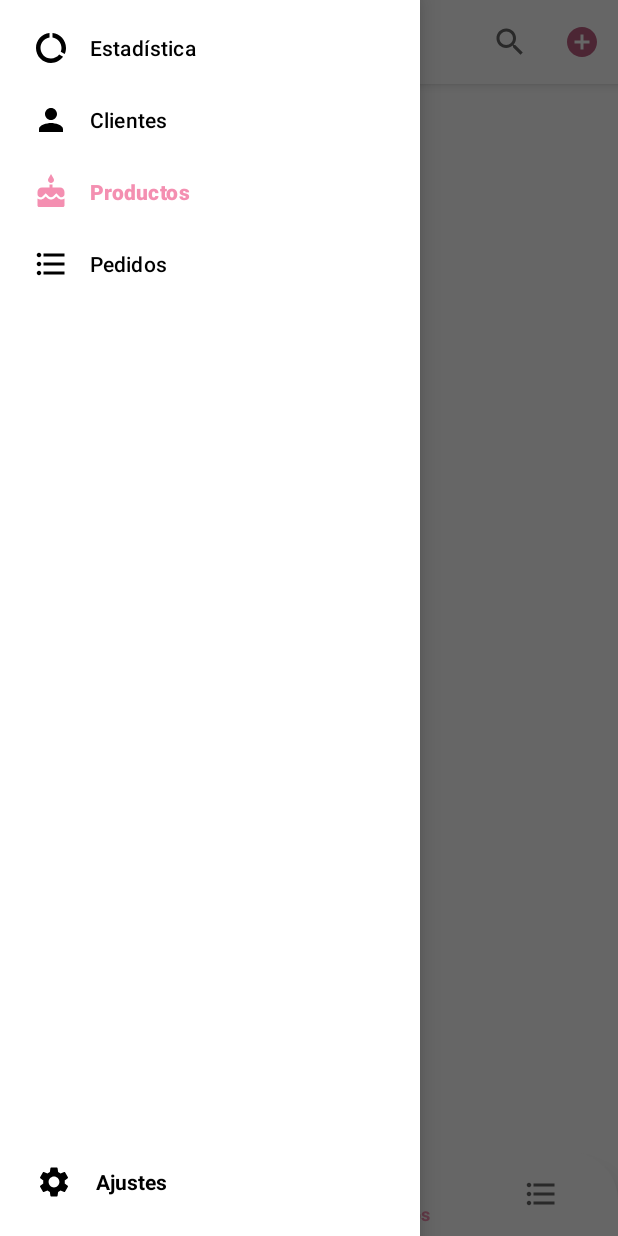
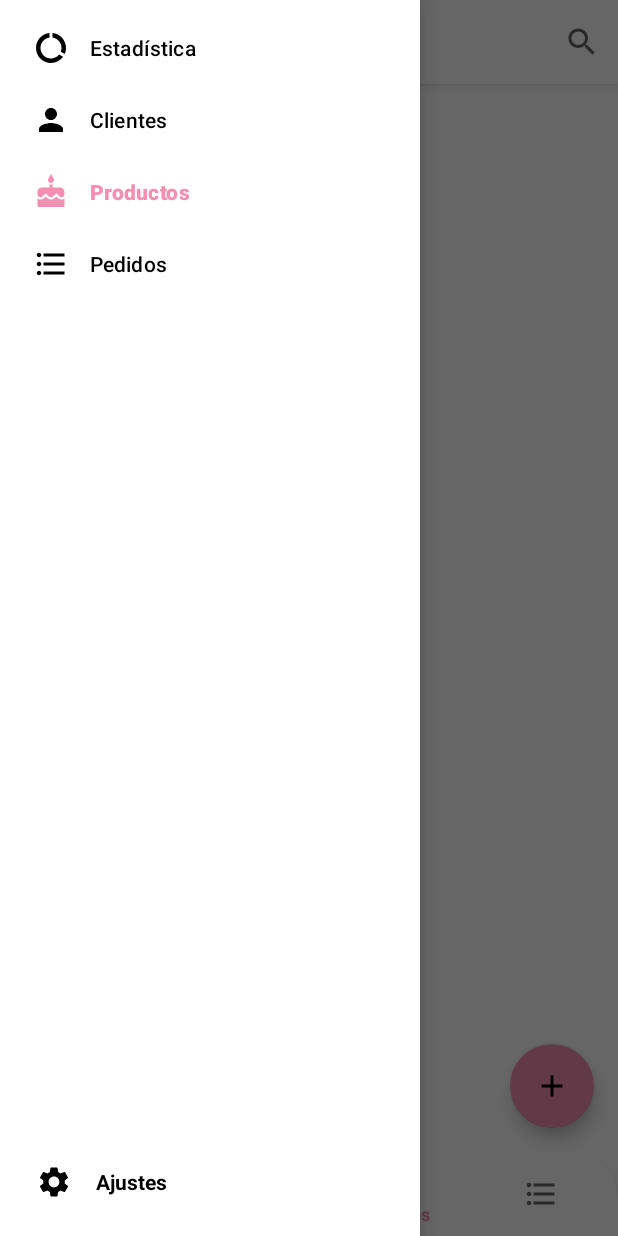
Before and after one commit to eormeno12/Miskiatty, an Android app: the ProductsFragment screen opened through its navigation route, with the side drawer open, on a phone screen of 412 x 824 dp. Run offline under Robolectric (Android 15) with nearby library versions, the phone set to English and light mode, and no system bars; our stand-ins replace Room's generated code, data binding, navigation-ui; libraries missing offline, so code that uses them is left out: androidx.databinding.library; 1 statement that could not run was skipped.

Commit message:
Cambio del botón para añadir productos por uno flotante. Antes se encontraba en el menu del action bar.

```diff
--- a/app/src/main/java/com/listen/to/miskiatty/view/ui/products/ProductsFragment.kt
+++ b/app/src/main/java/com/listen/to/miskiatty/view/ui/products/ProductsFragment.kt
@@ -62,16 +62,6 @@ class ProductsFragment : Fragment() {
         binding.productViewModel = productViewModel
     }
 
-
-    override fun onOptionsItemSelected(item: MenuItem): Boolean {
-        when(item.itemId){
-            R.id.add_product -> {
-                findNavController().navigate(R.id.productAddActivity)
-            }
-        }
-        return super.onOptionsItemSelected(item)
-    }
-
     override fun onCreateOptionsMenu(menu: Menu, infater: MenuInflater) {
         activity?.menuInflater?.inflate(R.menu.menu_products, menu)
 
--- a/app/src/main/java/com/listen/to/miskiatty/viewmodel/ProductViewModel.kt
+++ b/app/src/main/java/com/listen/to/miskiatty/viewmodel/ProductViewModel.kt
@@ -1,6 +1,8 @@
 package com.listen.to.miskiatty.viewmodel
 
+import android.app.Activity
 import android.content.Context
+import android.content.Intent
 import android.graphics.Bitmap
 import android.widget.ImageView
 import androidx.databinding.BindingAdapter
@@ -8,11 +10,13 @@ import androidx.lifecycle.Lifecycle
 import androidx.lifecycle.LiveData
 import androidx.lifecycle.MutableLiveData
 import androidx.lifecycle.ViewModel
+import androidx.navigation.findNavController
 import com.listen.to.miskiatty.R
 import com.listen.to.miskiatty.model.database.Product
 import com.listen.to.miskiatty.model.adapters.ProductCustomAdapter
 import com.listen.to.miskiatty.model.adapters.ProductsListener
 import com.listen.to.miskiatty.model.repository.products.ProductObservable
+import com.listen.to.miskiatty.view.ui.products.ProductAddActivity
 
 class ProductViewModel: ViewModel() {
 
@@ -21,27 +25,27 @@ class ProductViewModel: ViewModel() {
     private var _productClicked = MutableLiveData<Product>()
     val productClicked: LiveData<Product> = _productClicked
 
-    fun getRecyclerProductsAdapter(): ProductCustomAdapter?{
+    fun getRecyclerProductsAdapter(): ProductCustomAdapter? {
         return productsAdapter
     }
 
-    fun setRecyclerProductsAdapter(){
+    fun setRecyclerProductsAdapter() {
         productsAdapter = ProductCustomAdapter(this, R.layout.template_product,
-                object : ProductsListener{
+                object : ProductsListener {
                     override fun onClickListenerProduct(position: Int) {
                         _productClicked.value = getProductAt(position)
                     }
-        })
+                })
     }
 
-    fun callProducts(appContext: Context, lifecycle: Lifecycle){
+    fun callProducts(appContext: Context, lifecycle: Lifecycle) {
         productObservable.callProductsROOM(appContext, lifecycle)
     }
 
     fun getProducts(): MutableLiveData<List<Product>> = productObservable.getProducts()
 
-    fun setProductsInRecyclerAdapter(products: List<Product>){
-        if(productsAdapter != null){
+    fun setProductsInRecyclerAdapter(products: List<Product>) {
+        if (productsAdapter != null) {
             productsAdapter?.setProductsList(products)
             productsAdapter?.notifyDataSetChanged()
         }
@@ -50,9 +54,13 @@ class ProductViewModel: ViewModel() {
     fun getProductAt(position: Int): Product? =
             productsAdapter?.getProductList()?.get(position)
 
-    fun searchProduct(str: String){
+    fun searchProduct(str: String) {
         productsAdapter?.search(str)
     }
+
+    fun onClickAddProduct(context: Context) =
+            context.startActivity(Intent(context.applicationContext, ProductAddActivity::class.java))
+
 }
 
 @BindingAdapter("srcBitmap")
--- /dev/null
+++ b/app/src/main/res/drawable/ic_baseline_add_24.xml
@@ -0,0 +1,10 @@
+<vector xmlns:android="http://schemas.android.com/apk/res/android"
+    android:width="24dp"
+    android:height="24dp"
+    android:viewportWidth="24"
+    android:viewportHeight="24"
+    android:tint="?attr/colorControlNormal">
+  <path
+      android:fillColor="@android:color/white"
+      android:pathData="M19,13h-6v6h-2v-6H5v-2h6V5h2v6h6v2z"/>
+</vector>
--- a/app/src/main/res/layout/fragment_products.xml
+++ b/app/src/main/res/layout/fragment_products.xml
@@ -26,6 +26,17 @@
                 app:layoutManager="androidx.recyclerview.widget.LinearLayoutManager"
                 app:setAdapter="@{productViewModel.recyclerProductsAdapter}"/>
 
+            <com.google.android.material.floatingactionbutton.FloatingActionButton
+                android:id="@+id/floating_action_button"
+                android:layout_width="wrap_content"
+                android:layout_height="wrap_content"
+                android:layout_gravity="bottom|end"
+                android:layout_marginHorizontal="16dp"
+                android:layout_marginBottom="72dp"
+                android:src="@drawable/ic_baseline_add_24"
+                android:contentDescription="Añadir Clientes"
+                android:onClick="@{() -> productViewModel.onClickAddProduct(context)}"/>
+
         </androidx.coordinatorlayout.widget.CoordinatorLayout>
     </FrameLayout>
 </layout>
--- a/app/src/main/res/menu/menu_products.xml
+++ b/app/src/main/res/menu/menu_products.xml
@@ -8,10 +8,4 @@
         android:title="Buscar"
         app:actionViewClass="android.widget.SearchView"
         app:showAsAction="ifRoom"/>
-
-    <item
-        android:id="@+id/add_product"
-        android:title="Añadir"
-        android:icon="@drawable/ic_baseline_add_circle_24"
-        app:showAsAction="ifRoom"/>
 </menu>
```
